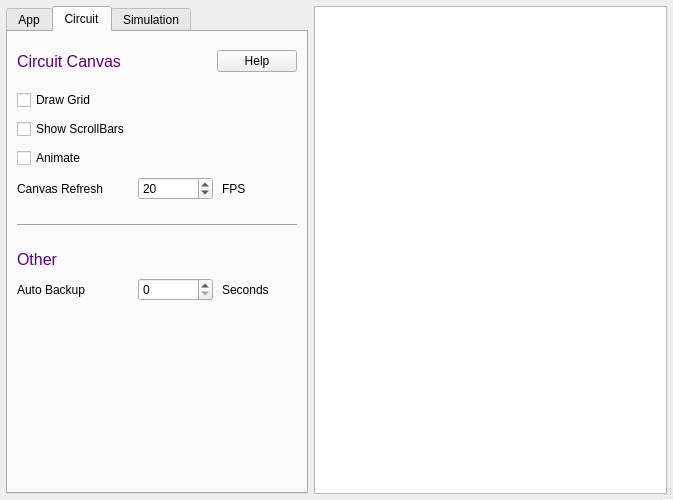
Above: src/gui/dialogs/appdialog.ui from jeroenwk/SimulIDE before the change. Below: the same form after it.
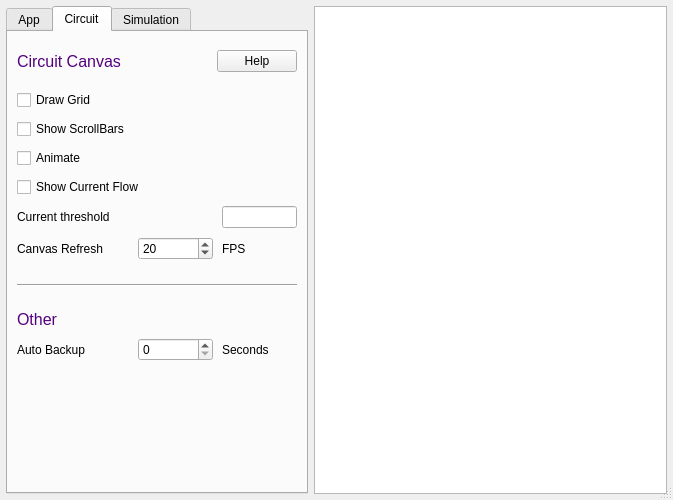
That is the form after the change. The open tabs and pages were chosen to show the change.

Commit message: Current flow: complete - CLI, settings dialog, tests and docs

```diff
--- a/src/gui/dialogs/appdialog.ui
+++ b/src/gui/dialogs/appdialog.ui
@@ -520,6 +520,40 @@
            </property>
           </widget>
          </item>
+         <item>
+          <widget class="QCheckBox" name="currentFlow">
+           <property name="toolTip">
+            <string>Show current flowing through the wires as moving dots</string>
+           </property>
+           <property name="text">
+            <string>Show Current Flow</string>
+           </property>
+          </widget>
+         </item>
+         <item>
+          <layout class="QHBoxLayout" name="currentMinLayout">
+           <item>
+            <widget class="QLabel" name="currentMinLabel">
+             <property name="text">
+              <string>Current threshold</string>
+             </property>
+            </widget>
+           </item>
+           <item>
+            <widget class="QLineEdit" name="currentMin">
+             <property name="maximumSize">
+              <size>
+               <width>75</width>
+               <height>16777215</height>
+              </size>
+             </property>
+             <property name="toolTip">
+              <string>Smallest current the flow dots show (e.g. 1u, 100n)</string>
+             </property>
+            </widget>
+           </item>
+          </layout>
+         </item>
          <item>
           <layout class="QHBoxLayout" name="horizontalLayout_12">
            <item>
```
The commit also changes 10 other files.
